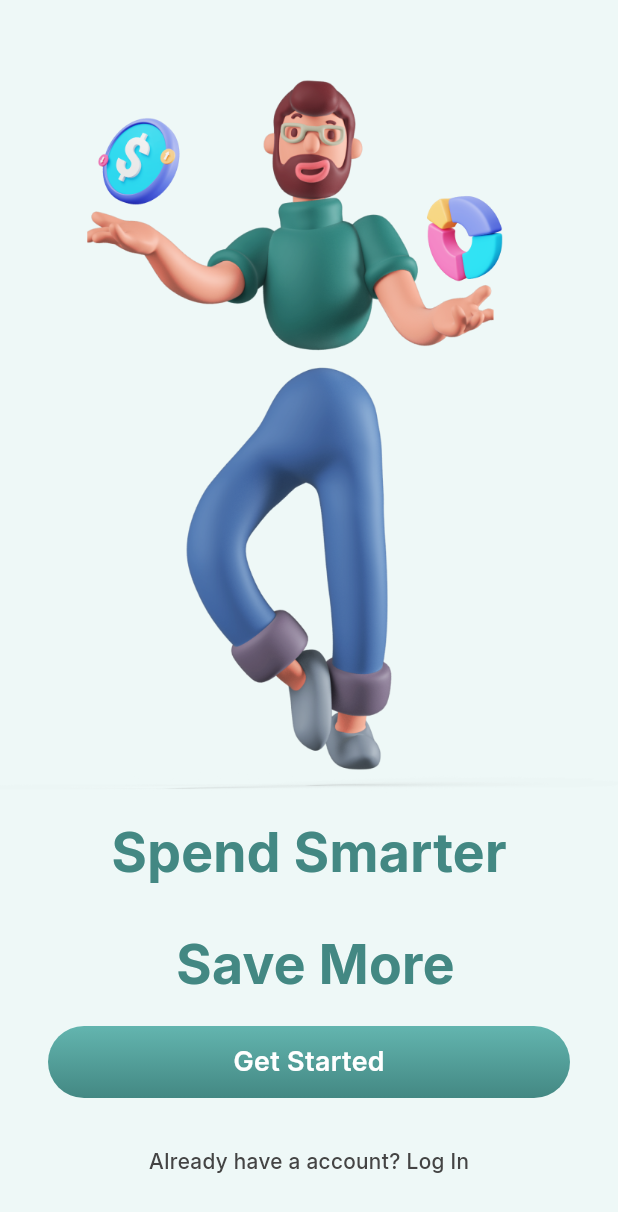
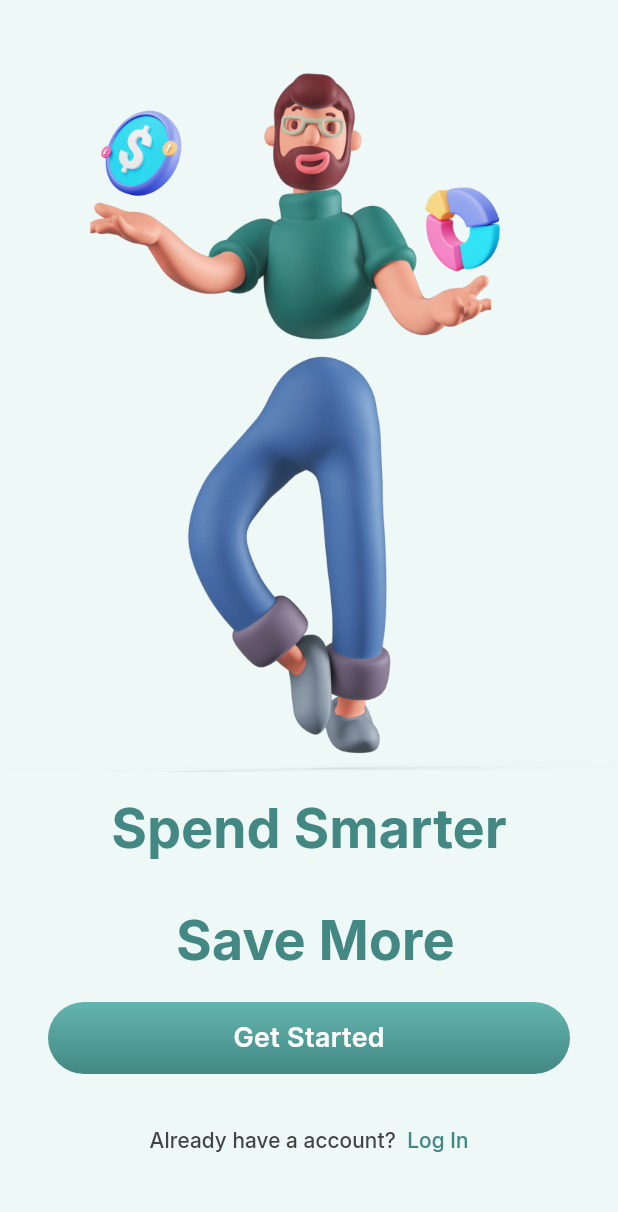
Before and after one commit to luquinhasrds/financas_app, a Flutter app: the screen it shows after launch, on a phone screen of 412 x 824 dp. Shown: the top 1212 px of the screen. Run offline on Flutter 3.47's test engine with Material 3 defaults, Android fonts, the light colour scheme and no system bars.

Commit message:
add MultiTextButton widget and integrate into onboarding page

```diff
--- /dev/null
+++ b/lib/Common/widgets/MultiTextButton.dart
@@ -0,0 +1,22 @@
+import 'package:flutter/material.dart';
+
+class MultiTextButton extends StatelessWidget {
+  final List<Text> children;
+  final VoidCallback onPressed;
+
+  const MultiTextButton({
+    super.key, required this.children, required this.onPressed,
+  });
+
+  @override
+  Widget build(BuildContext context) {
+    return TextButton(
+      onPressed: onPressed,
+      child: Row(
+        mainAxisSize: MainAxisSize.min,
+        mainAxisAlignment: MainAxisAlignment.center,
+        children: children
+      ),
+    );
+  }
+}
--- a/lib/features/onbording/onbording_page.dart
+++ b/lib/features/onbording/onbording_page.dart
@@ -2,7 +2,9 @@ import 'dart:developer';
 
 import 'package:financas_app/Common/constants/app_colors.dart';
 import 'package:financas_app/Common/constants/app_text_styles.dart';
+import 'package:financas_app/Common/widgets/MultiTextButton.dart';
 import 'package:financas_app/Common/widgets/primary_button.dart';
+import 'package:flutter/gestures.dart';
 import 'package:flutter/material.dart';
 
 class OnbordingPage extends StatelessWidget {
@@ -37,9 +39,11 @@ class OnbordingPage extends StatelessWidget {
             ),
           ),
           Padding(
-            padding: const EdgeInsets.symmetric(
-              horizontal: 32.0,
-              vertical: 16.0,
+            padding: const EdgeInsets.only(
+              left: 32.0,
+              right: 32.0,
+              top: 16.0,
+              bottom: 4.0,
             ),
             child: PrimaryButton(
               text: 'Get Started',
@@ -49,9 +53,22 @@ class OnbordingPage extends StatelessWidget {
           SizedBox(
             height: 16.0,
           ),
-          Text(
-            'Already have a account? Log In',
-            style: AppTextStyles.smallText.copyWith(color: AppColors.grey),
+          MultiTextButton(
+            onPressed: ()=> log('Log in'),
+            children: [
+              Text(
+                'Already have a account? ',
+                style: AppTextStyles.smallText.copyWith(
+                  color: AppColors.grey,
+                ),
+              ),
+              Text(
+                ' Log In',
+                style: AppTextStyles.smallText.copyWith(
+                  color: AppColors.greenLightTwo,
+                ),
+              ),
+            ],
           ),
           SizedBox(height: 40.0),
         ],
```
